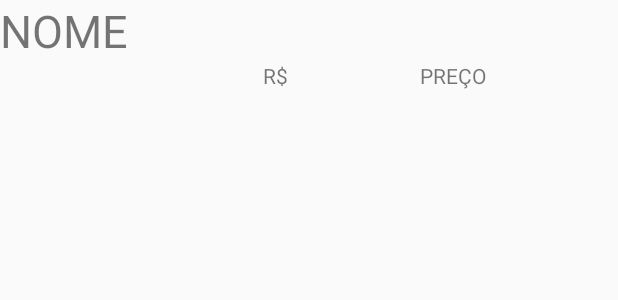
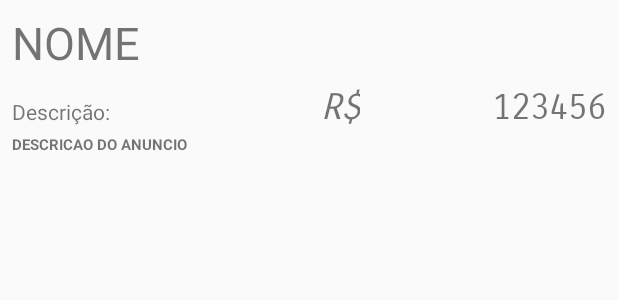
Before and after one commit to notmarinho/BilangoMarket, an Android app: the layout layout_anuncios.xml on its own in the app's theme, with its tools: preview values and no code run, on a phone screen of 412 x 824 dp. Shown: the top 300 px of the screen. Run offline under Robolectric (Android 15) with nearby library versions, the light colour scheme and no system bars.

Commit message:
Atualização no layout da listagem de anuncios

```diff
--- a/app/src/main/java/com/example/mateus/multiplestables/Activitys/MainActivity.java
+++ b/app/src/main/java/com/example/mateus/multiplestables/Activitys/MainActivity.java
@@ -12,7 +12,9 @@ import com.example.mateus.multiplestables.Activitys.RegistrarUsuarioActivity;
 import com.example.mateus.multiplestables.Anuncio;
 import com.example.mateus.multiplestables.AnunciosAdapter;
 import com.example.mateus.multiplestables.DATA.AnuncioDAO;
+import com.example.mateus.multiplestables.DATA.UsuarioDAO;
 import com.example.mateus.multiplestables.R;
+import com.example.mateus.multiplestables.Usuario;
 
 import java.util.ArrayList;
 
--- a/app/src/main/java/com/example/mateus/multiplestables/Anuncio.java
+++ b/app/src/main/java/com/example/mateus/multiplestables/Anuncio.java
@@ -41,8 +41,6 @@ public class Anuncio {
         this.preço = preço;
     }
 
-
-
     public String getDescricao() {
         return descricao;
     }
@@ -50,4 +48,5 @@ public class Anuncio {
     public void setDescricao(String descricao) {
         this.descricao = descricao;
     }
+
 }
--- a/app/src/main/java/com/example/mateus/multiplestables/AnunciosAdapter.java
+++ b/app/src/main/java/com/example/mateus/multiplestables/AnunciosAdapter.java
@@ -6,6 +6,8 @@ import android.view.View;
 import android.view.ViewGroup;
 import android.widget.ArrayAdapter;
 import android.widget.TextView;
+
+import com.example.mateus.multiplestables.DATA.UsuarioDAO;
 
 import org.w3c.dom.Text;
 
@@ -30,9 +32,13 @@ public class AnunciosAdapter  extends ArrayAdapter<Anuncio> {
 
         TextView nomeAnuncio = (TextView) rowView.findViewById(R.id.nomeAnuncio);
         TextView precoAnuncio = (TextView) rowView.findViewById(R.id.precoAnuncio);
+        TextView descricaoAnuncio = (TextView) rowView.findViewById(R.id.descricaoAnuncio);
+
 
         nomeAnuncio.setText(elementos.get(position).getNome());
         precoAnuncio.setText(elementos.get(position).getPrecoString());
+        descricaoAnuncio.setText(elementos.get(position).getDescricao());
+
 
         return rowView;
     }
--- a/app/src/main/java/com/example/mateus/multiplestables/DATA/UsuarioDAO.java
+++ b/app/src/main/java/com/example/mateus/multiplestables/DATA/UsuarioDAO.java
@@ -82,6 +82,24 @@ public class UsuarioDAO {
         close();
 
         return pesquisarUsuario;
+    }
+
+    public Usuario getUsuarioByID(int ID){
+        Usuario pesquisarUsuario = null;
+
+        Cursor cursor = mDatabase.rawQuery("SELECT * FROM " + DBHelper.TABELA_USUARIO + " WHERE _id = " + ID, null);
+
+
+        if (cursor.getCount() != 0){
+            pesquisarUsuario = criarUsuario(cursor);
+        }
+
+        cursor.close();
+        close();
+
+        return pesquisarUsuario;
+
+
     }
 
     public Usuario criarUsuario(Cursor cursor){
--- a/app/src/main/res/layout/activity_main.xml
+++ b/app/src/main/res/layout/activity_main.xml
@@ -37,8 +37,8 @@
 
     <ListView
         android:id="@+id/listViewMain"
-        android:layout_width="368dp"
-        android:layout_height="495dp"
+        android:layout_width="0dp"
+        android:layout_height="0dp"
         android:layout_marginStart="8dp"
         android:layout_marginTop="8dp"
         android:layout_marginEnd="8dp"
--- a/app/src/main/res/layout/activity_registrar_anuncios.xml
+++ b/app/src/main/res/layout/activity_registrar_anuncios.xml
@@ -33,7 +33,7 @@
             android:layout_height="wrap_content"
             android:ems="10"
             android:hint="Nome do Produto"
-            android:inputType="textPersonName" />
+            android:inputType="textCapWords" />
 
         <EditText
             android:id="@+id/edt_anuncio_preco"
--- a/app/src/main/res/layout/layout_anuncios.xml
+++ b/app/src/main/res/layout/layout_anuncios.xml
@@ -1,5 +1,7 @@
 <?xml version="1.0" encoding="utf-8"?>
-<LinearLayout xmlns:android="http://schemas.android.com/apk/res/android"
+<android.support.constraint.ConstraintLayout xmlns:android="http://schemas.android.com/apk/res/android"
+    xmlns:app="http://schemas.android.com/apk/res-auto"
+    xmlns:tools="http://schemas.android.com/tools"
     android:layout_width="match_parent"
     android:layout_height="match_parent"
     android:orientation="vertical">
@@ -8,30 +10,66 @@
         android:id="@+id/nomeAnuncio"
         android:layout_width="match_parent"
         android:layout_height="wrap_content"
+        android:layout_marginStart="8dp"
+        android:layout_marginTop="8dp"
+        android:layout_marginEnd="8dp"
         android:text="NOME"
-        android:textSize="30sp" />
-
-    <LinearLayout
-        android:layout_width="match_parent"
-        android:layout_height="match_parent"
-        android:gravity="right"
-        android:orientation="horizontal">
+        android:textSize="30sp"
+        app:layout_constraintEnd_toEndOf="parent"
+        app:layout_constraintStart_toStartOf="parent"
+        app:layout_constraintTop_toTopOf="parent" />
 
     <TextView
         android:id="@+id/preco"
         android:layout_width="wrap_content"
         android:layout_height="wrap_content"
+        android:layout_marginStart="140dp"
+        android:layout_marginTop="8dp"
         android:layout_weight="1"
+        android:fontFamily="sans-serif-smallcaps"
         android:text="@string/r"
-            android:textAlignment="viewEnd" />
+        android:textAlignment="viewEnd"
+        android:textSize="24sp"
+        android:textStyle="italic"
+        app:layout_constraintStart_toEndOf="@+id/textView15"
+        app:layout_constraintTop_toBottomOf="@+id/nomeAnuncio" />
 
     <TextView
         android:id="@+id/precoAnuncio"
+        android:layout_width="0dp"
+        android:layout_height="wrap_content"
+        android:layout_marginTop="8dp"
+        android:layout_marginEnd="8dp"
+        android:layout_weight="1"
+        android:fontFamily="sans-serif-smallcaps"
+        android:text="123456"
+        android:textAlignment="textStart"
+        android:textSize="24sp"
+        app:layout_constraintEnd_toEndOf="parent"
+        app:layout_constraintTop_toBottomOf="@+id/nomeAnuncio" />
+
+    <TextView
+        android:id="@+id/textView15"
         android:layout_width="wrap_content"
         android:layout_height="wrap_content"
-            android:layout_weight="1"
-            android:text="PREÇO"
-            android:textAlignment="center" />
-    </LinearLayout>
+        android:layout_marginStart="8dp"
+        android:layout_marginTop="16dp"
+        android:text="Descrição:"
+        app:layout_constraintStart_toStartOf="parent"
+        app:layout_constraintTop_toBottomOf="@+id/nomeAnuncio" />
 
-</LinearLayout>
+    <TextView
+        android:id="@+id/descricaoAnuncio"
+        android:layout_width="0dp"
+        android:layout_height="wrap_content"
+        android:layout_marginStart="8dp"
+        android:layout_marginTop="5dp"
+        android:layout_marginEnd="8dp"
+        android:text="DESCRICAO DO ANUNCIO"
+        android:textSize="10sp"
+        android:textStyle="bold"
+        app:layout_constraintEnd_toEndOf="parent"
+        app:layout_constraintStart_toStartOf="parent"
+        app:layout_constraintTop_toBottomOf="@+id/textView15" />
+
+</android.support.constraint.ConstraintLayout>
```
Lines whose indentation alone changed are shown as unchanged.
